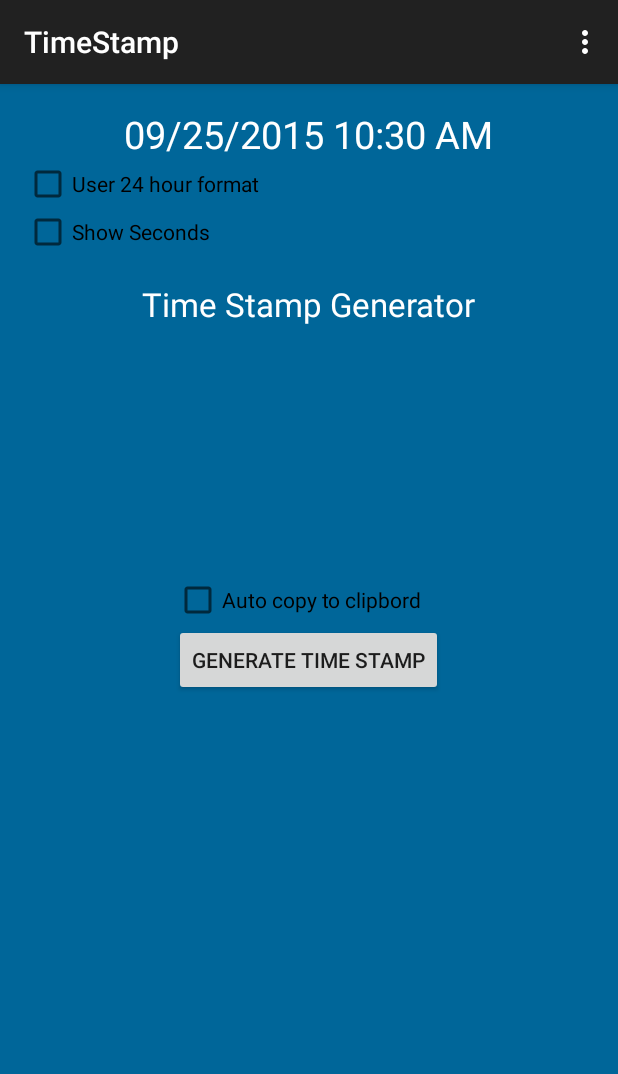
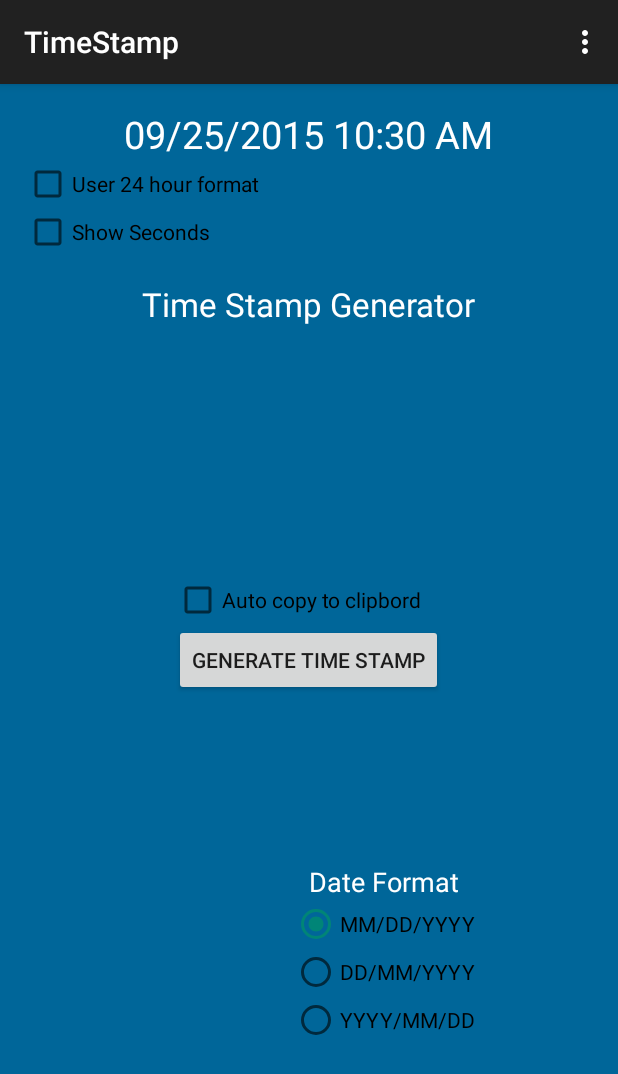
Before and after one commit to judek/TimeStamp, an Android app: the screen it shows after launch (MainActivity), after a tap on "GENERATE TIME STAMP", on a phone screen of 412 x 824 dp. Shown: the top 1074 px of the screen. Run offline under Robolectric (Android 15) with nearby library versions, the phone set to English and light mode, and no system bars.

Commit message:
Added code to control Date Format

```diff
--- a/app/src/main/java/com/judek/timestamp/MainActivity.java
+++ b/app/src/main/java/com/judek/timestamp/MainActivity.java
@@ -9,6 +9,8 @@ import android.view.Menu;
 import android.view.MenuItem;
 import android.widget.Button;
 import android.widget.CheckBox;
+import android.widget.RadioButton;
+import android.widget.RadioGroup;
 import android.widget.TextView;
 import android.view.View.OnClickListener;
 import android.view.View;
@@ -46,18 +48,60 @@ public class MainActivity extends AppCompatActivity {
                 .getBoolean("checkBox24", false);
         checkBox24.setChecked(checked);
 
+        int idx = PreferenceManager.getDefaultSharedPreferences(this)
+               .getInt("DateFormatIndex", 1);
+
+        RadioButton radio = null;
+
+        switch(idx) {
+            case 1:
+                radio = (RadioButton) findViewById(R.id.radioButtonUSA);
+                break;
+            case 2:
+                radio = (RadioButton) findViewById(R.id.radioButtonEurope);
+                break;
+            case 3:
+                radio = (RadioButton) findViewById(R.id.radioButtonISO);
+                break;
+        }
+
+        radio.setChecked(true);
 
         button.setOnClickListener(new OnClickListener() {
             public void onClick(View v) {
                 TextView iv = (TextView) findViewById(R.id.textView);
 
+                RadioGroup radiogroup = (RadioGroup) findViewById(R.id.RadioGroupDateFormat);
+
+                int radioButtonID = radiogroup.getCheckedRadioButtonId();
+                View radioButton = radiogroup.findViewById(radioButtonID);
+                int idx = radiogroup.indexOfChild(radioButton);
+
+                String strYearFormat = "";
+
                 String strFormat = "";
+
+                switch(idx) {
+                    case 1:
+                        strYearFormat = "MM/dd/yyyy";
+                        break;
+                    case 2:
+                        strYearFormat = "dd/MM/yyyy";
+                        break;
+                    case 3:
+                        strYearFormat = "yyyy/MM/dd";
+                        break;
+                }
+
+                PreferenceManager.getDefaultSharedPreferences(getApplicationContext()).edit()
+                        .putInt("DateFormatIndex", idx).commit();
+
 
 
                 if (true == checkBox24.isChecked()) {
-                    strFormat = "MM/dd/yyyy HH:mm";
+                    strFormat = strYearFormat + " HH:mm";
                 } else {
-                    strFormat = "MM/dd/yyyy h:mm a";
+                    strFormat = strYearFormat + " h:mm a";
                 }
 
                 if (true == checkBoxSeconds.isChecked()) {
--- a/app/src/main/res/layout/activity_main.xml
+++ b/app/src/main/res/layout/activity_main.xml
@@ -66,6 +66,52 @@
         android:onClick="itemClicked"
         android:checked="false" />
 
+    <RadioGroup
+        android:layout_width="match_parent"
+        android:layout_height="match_parent"
+        android:id="@+id/RadioGroupDateFormat"
+        android:layout_alignParentRight="true"
+        android:layout_alignParentEnd="true"
+        android:layout_below="@+id/button"
+        android:layout_toEndOf="@+id/checkBoxSeconds"
+        android:orientation="vertical"
+        android:gravity="center_vertical"
+        android:layout_alignLeft="@+id/button"
+        android:layout_alignStart="@+id/button">
+
+        <TextView
+            android:layout_width="wrap_content"
+            android:layout_height="wrap_content"
+            android:textAppearance="?android:attr/textAppearanceMedium"
+            android:text="Date Format"
+            android:id="@+id/textView3"
+            android:layout_gravity="center_horizontal"
+            android:textColor="#FFFFFF" />
+
+        <RadioButton
+            android:layout_width="wrap_content"
+            android:layout_height="wrap_content"
+            android:text="MM/DD/YYYY"
+            android:id="@+id/radioButtonUSA"
+            android:layout_gravity="center_horizontal"
+            android:checked="true" />
+
+        <RadioButton
+            android:layout_width="wrap_content"
+            android:layout_height="wrap_content"
+            android:text="DD/MM/YYYY"
+            android:id="@+id/radioButtonEurope"
+            android:layout_gravity="center_horizontal"
+            android:checked="false" />
+
+        <RadioButton
+            android:layout_width="wrap_content"
+            android:layout_height="wrap_content"
+            android:text="YYYY/MM/DD"
+            android:id="@+id/radioButtonISO"
+            android:layout_gravity="center_horizontal"
+            android:checked="false" />
+    </RadioGroup>
 
 
 </RelativeLayout>
```
